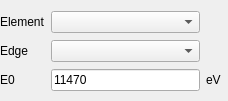
This is isstools/ui/ui_energy_selector.ui in NSLS-II-ISS/isstools as Qt 5 draws it before an edit. The edited form follows.
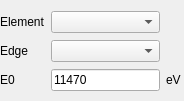
This is the edited form.

Commit message: added johann emission scanning plan to the run widget

Patch:
```diff
--- a/isstools/ui/ui_energy_selector.ui
+++ b/isstools/ui/ui_energy_selector.ui
@@ -6,7 +6,7 @@
    <rect>
     <x>0</x>
     <y>0</y>
-    <width>228</width>
+    <width>184</width>
     <height>101</height>
    </rect>
   </property>
@@ -18,7 +18,7 @@
     <rect>
      <x>0</x>
      <y>10</y>
-     <width>221</width>
+     <width>181</width>
      <height>83</height>
     </rect>
    </property>
```
The commit also changes 4 other files.
